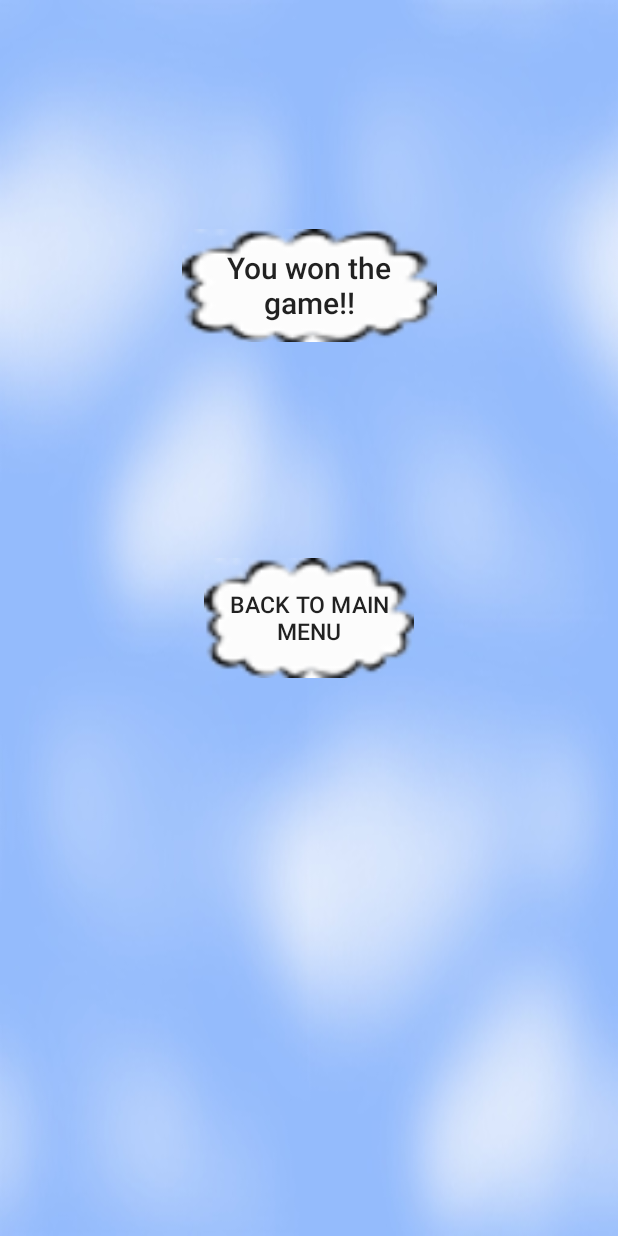
After one commit to alisabar/myproject, an Android app: the GameWinActivity screen opened directly, with no data from a screen before it, on a phone screen of 412 x 824 dp. The commit adds this screen. Run offline under Robolectric (Android 15) with nearby library versions, the phone set to English and light mode, and no system bars.

Commit message:
win preety

```diff
--- a/app/src/main/AndroidManifest.xml
+++ b/app/src/main/AndroidManifest.xml
@@ -17,6 +17,8 @@
         </activity>
         <activity android:name=".BirdSpriteActivity" />
         <activity android:name=".SkyBackground" />
+        <activity android:name=".GameWinActivity" />
+        <activity android:name=".LevelCompleteActivity" />
         <activity
             android:name=".GameOverActivity"
             android:label="@string/title_activity_game_over"
@@ -26,6 +28,8 @@
                 android:name="android.support.PARENT_ACTIVITY"
                 android:value="com.example.alisa.myproject.MainActivity" />
         </activity>
-      </application>
+        <activity android:name=".settings" />
+        <activity android:name=".About"></activity>
+    </application>
 
 </manifest>
--- a/app/src/main/java/com/example/alisa/myproject/GameView.java
+++ b/app/src/main/java/com/example/alisa/myproject/GameView.java
@@ -10,6 +10,7 @@ import android.view.MotionEvent;
 import android.view.View;
 
 import com.example.alisa.myproject.game.Game;
+import com.example.alisa.myproject.game.GameManager;
 
 import static android.os.Looper.getMainLooper;
 
@@ -98,7 +99,8 @@ public class GameView extends android.support.constraint.ConstraintLayout {
     }
 
     public void onCreate() {
-        _game=new Game(getContext(),this);
+        _game= GameManager.instance().getCurrentLevel(getContext(),this);
+
     }
 
     public void onFling(MotionEvent e1, MotionEvent e2, float velocityX, float velocityY) {
--- /dev/null
+++ b/app/src/main/java/com/example/alisa/myproject/GameWinActivity.java
@@ -0,0 +1,24 @@
+package com.example.alisa.myproject;
+
+import android.app.Activity;
+import android.content.Intent;
+import android.os.Bundle;
+import android.view.View;
+
+/**
+ * Created by Alisa on 1/21/2017.
+ */
+public class GameWinActivity extends Activity {
+
+    protected void onCreate(Bundle savedInstanceState) {
+        super.onCreate(savedInstanceState);
+        setContentView(R.layout.activity_game_win);
+        findViewById(R.id.btnClickToContinue).setOnClickListener(new View.OnClickListener() {
+            @Override
+            public void onClick(View v) {
+                finish();
+                startActivity(new Intent(GameWinActivity.this,MainActivity.class));
+            }
+        });
+    }
+}
--- /dev/null
+++ b/app/src/main/res/layout/activity_game_win.xml
@@ -0,0 +1,46 @@
+<?xml version="1.0" encoding="utf-8"?>
+<android.support.constraint.ConstraintLayout xmlns:android="http://schemas.android.com/apk/res/android"
+    xmlns:app="http://schemas.android.com/apk/res-auto"
+    xmlns:tools="http://schemas.android.com/tools"
+    android:background="@drawable/sky3"
+    android:orientation="vertical"
+    android:layout_width="match_parent"
+    android:layout_height="match_parent">
+
+    <TextView
+        android:background="@drawable/cloudbutton"
+android:textSize="20dp"
+        android:layout_width="170dp"
+        android:id="@+id/txtMessage"
+        android:text="You won the game!!"
+        tools:layout_constraintTop_creator="1"
+        app:layout_constraintTop_toTopOf="parent"
+        android:layout_marginEnd="16dp"
+        app:layout_constraintRight_toRightOf="parent"
+        android:layout_marginStart="16dp"
+        app:layout_constraintLeft_toLeftOf="parent"
+        app:layout_constraintBottom_toTopOf="@+id/btnClickToContinue"
+        android:layout_marginBottom="8dp"
+        android:layout_marginTop="16dp"
+        android:gravity="center"
+        android:textAppearance="@style/TextAppearance.AppCompat.Body2"
+        android:layout_height="75dp" />
+
+    <Button
+        android:textSize="15dp"
+        android:background="@drawable/cloudbutton"
+        android:text="Back to main menu"
+        android:id="@+id/btnClickToContinue"
+        android:layout_marginEnd="16dp"
+        app:layout_constraintRight_toRightOf="parent"
+        android:layout_marginTop="16dp"
+        app:layout_constraintTop_toTopOf="parent"
+        app:layout_constraintBottom_toBottomOf="parent"
+        android:layout_marginBottom="16dp"
+        android:layout_marginStart="16dp"
+        app:layout_constraintLeft_toLeftOf="parent"
+        android:layout_height="80dp"
+        android:layout_width="140dp" />
+
+
+</android.support.constraint.ConstraintLayout>
```
Also changed, not shown: app/src/main/java/com/example/alisa/myproject/About.java (added, +15 -0 lines), app/src/main/java/com/example/alisa/myproject/LevelCompleteActivity.java (added, +36 -0 lines), app/src/main/java/com/example/alisa/myproject/MainActivity.java (+10 -7 lines), app/src/main/java/com/example/alisa/myproject/game/Game.java (+95 -3 lines), app/src/main/java/com/example/alisa/myproject/game/GameManager.java (added, +80 -0 lines), app/src/main/java/com/example/alisa/myproject/settings.java (added, +15 -0 lines), app/src/main/res/layout/activity_about.xml (added, +70 -0 lines), app/src/main/res/layout/activity_level_completed.xml (added, +45 -0 lines), app/src/main/res/layout/activity_main.xml (+17 -7 lines), app/src/main/res/layout/activity_settings.xml (added, +13 -0 lines).
